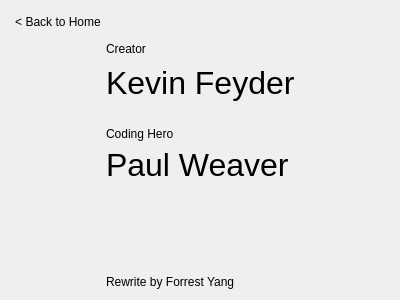
Above: forms/CCreditsWidget.ui from Texas-C/Chromatic-cute before the change. Below: the same form after it.
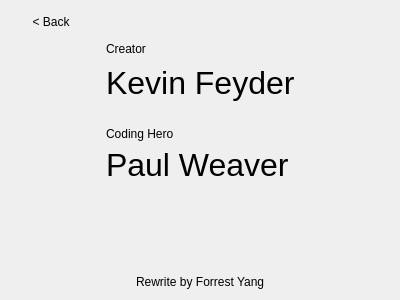
That is the form after the change.

```diff
--- a/forms/CCreditsWidget.ui
+++ b/forms/CCreditsWidget.ui
@@ -104,7 +104,7 @@
      </property>
     </widget>
    </item>
-   <item row="7" column="1">
+   <item row="7" column="1" alignment="Qt::AlignHCenter">
     <widget class="QLabel" name="label">
      <property name="text">
       <string>Rewrite by Forrest Yang</string>
@@ -114,7 +114,7 @@
    <item row="0" column="0" colspan="3" alignment="Qt::AlignLeft">
     <widget class="QPushButton" name="m_button_back">
      <property name="text">
-      <string>&lt; Back to Home</string>
+      <string>&lt; Back</string>
      </property>
      <property name="flat">
       <bool>true</bool>
```
